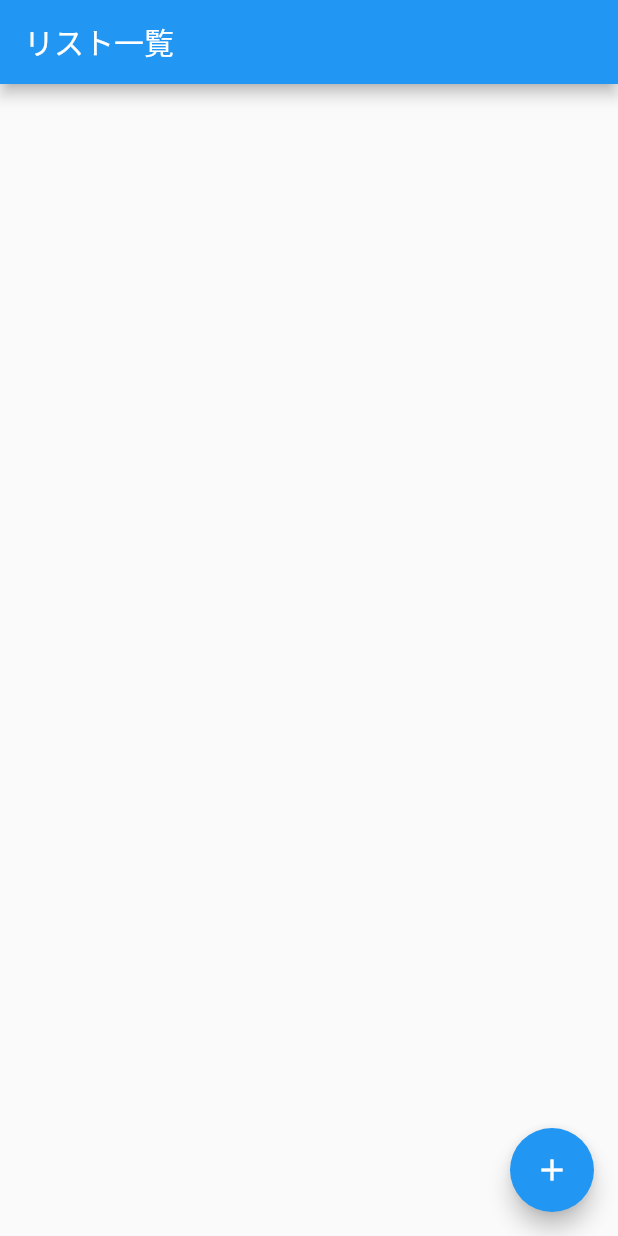
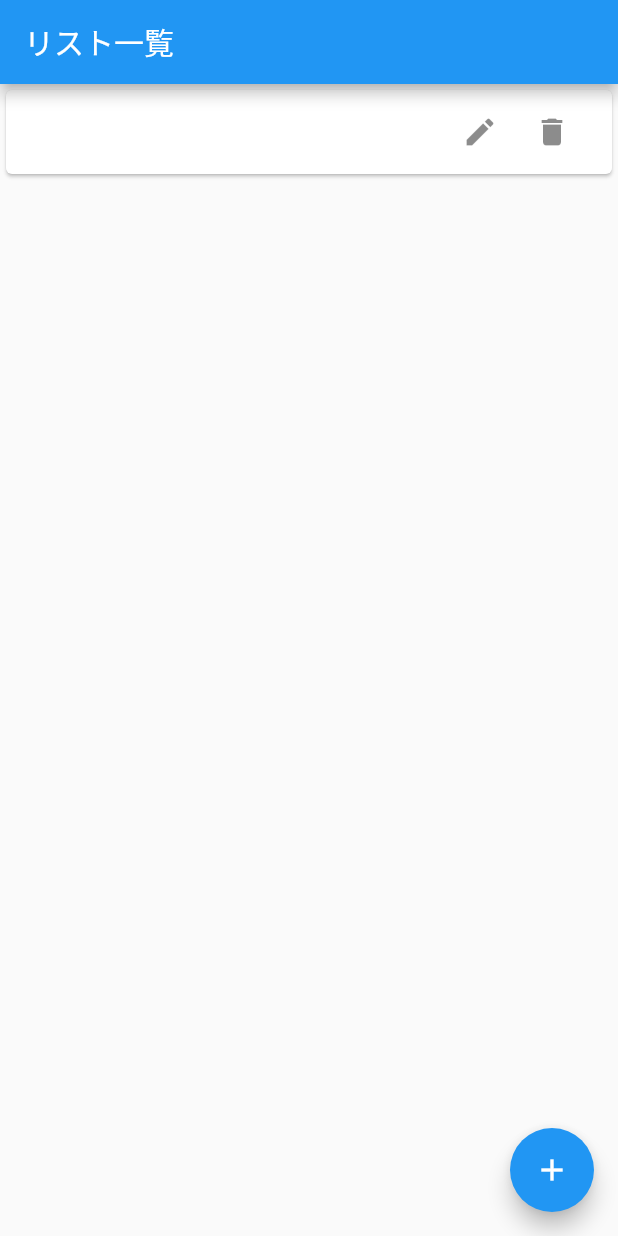
Before and after one commit to TomokiMatsubuchi/TodoApp, a Flutter app: the TodoAddPage screen opened directly, after a tap on "リスト追加", on a phone screen of 412 x 824 dp. Run offline on Flutter 3.47's test engine with Material 3 defaults, Android fonts, the phone set to English and light mode, and no system bars.

```diff
--- /dev/null
+++ b/lib/components/todos/list_content_component.dart
@@ -0,0 +1,34 @@
+import 'package:flutter/material.dart';
+
+class ListContentComponent extends StatelessWidget {
+  final String todo;
+
+  const ListContentComponent({super.key, required this.todo});
+
+  @override
+  Widget build(BuildContext context) {
+    return Card(
+      child: ListTile(
+        title: Text(todo),
+        // 編集ボタンと削除ボタンを追加
+        trailing: Row(
+          mainAxisSize: MainAxisSize.min,
+          children: <Widget>[
+            IconButton(
+              icon: const Icon(Icons.edit),
+              onPressed: () {
+                // 編集ボタンをタップしたときの処理
+              },
+            ),
+            IconButton(
+              icon: const Icon(Icons.delete),
+              onPressed: () {
+                // 削除ボタンをタップしたときの処理
+              },
+            ),
+          ],
+        ),
+      ),
+    );
+  }
+}
--- /dev/null
+++ b/lib/store/todo_list_store.dart
@@ -0,0 +1,12 @@
+import 'package:flutter/foundation.dart';
+
+class TodoListStore extends ChangeNotifier {
+  List<String> _todoList = [];
+
+  List<String> get todoList => _todoList;
+
+  void addTodoList(String todo) {
+    _todoList.add(todo);
+    notifyListeners();
+  }
+}
--- a/lib/views/todo_add_page.dart
+++ b/lib/views/todo_add_page.dart
@@ -1,4 +1,8 @@
 import 'package:flutter/material.dart';
+import 'package:provider/provider.dart';
+
+import '../store/todo_list_store.dart';
+import './todo_list_page.dart';
 
 // リスト追加画面用Widget
 class TodoAddPage extends StatefulWidget {
@@ -16,10 +20,11 @@ class _TodoAddPageState extends State<TodoAddPage> {
     });
   }
 
-  void addTodoListAndPageBack() {
-    // "pop"で前の画面に戻る
-    // "pop"の引数から前の画面にデータを渡す
-    Navigator.of(context).pop(_text);
+  void updateTodoList() {
+    // TodoListStoreの状態を更新する
+    final todoList = Provider.of<TodoListStore>(context, listen: false);
+    todoList.addTodoList(_text);
+    Navigator.of(context).pop();
   }
 
   @override
@@ -56,7 +61,7 @@ class _TodoAddPageState extends State<TodoAddPage> {
                 style: ElevatedButton.styleFrom(
                   backgroundColor: Colors.blue,
                 ),
-                onPressed: addTodoListAndPageBack,
+                onPressed: updateTodoList,
                 child:
                     const Text('リスト追加', style: TextStyle(color: Colors.white)),
               ),
--- a/lib/views/todo_list_page.dart
+++ b/lib/views/todo_list_page.dart
@@ -1,52 +1,34 @@
 import 'package:flutter/material.dart';
+import '../store/todo_list_store.dart';
 import './todo_add_page.dart';
+import '../components/todos/list_content_component.dart';
+import 'package:provider/provider.dart';
 
 // リスト一覧画面用Widget
-class TodoListPage extends StatefulWidget {
-  @override
-  _TodoListPageState createState() => _TodoListPageState();
-}
-
-class _TodoListPageState extends State<TodoListPage> {
-  // Todoリストのデータ
-  List<String> todoList = [];
-
-  void addTodoList(String todo) {
-    setState(() {
-      todoList.add(todo);
-    });
-  }
-
+class TodoListPage extends StatelessWidget {
   @override
   Widget build(BuildContext context) {
     return Scaffold(
       appBar: AppBar(
         title: const Text('リスト一覧'),
       ),
-      body: ListView.builder(
-        itemCount: todoList.length,
-        itemBuilder: (context, index) {
-          return Card(
-            child: ListTile(
-              title: Text(todoList[index]),
-            ),
-          );
-        },
-      ),
+      body: Consumer<TodoListStore>(builder: (context, todoListStore, child) {
+        return ListView.builder(
+          itemCount: todoListStore.todoList.length,
+          itemBuilder: (context, index) {
+            return ListContentComponent(todo: todoListStore.todoList[index]);
+          },
+        );
+      }),
       floatingActionButton: FloatingActionButton(
-        onPressed: () async {
+        onPressed: () {
           // 新規Todo追加画面に遷移
-          // リスト追加画面から渡される値を受け取る
-          final newListText = await Navigator.of(context).push(
+          Navigator.of(context).push(
             MaterialPageRoute(builder: (context) {
               // 遷移先の画面としてリスト追加画面を指定
               return TodoAddPage();
             }),
           );
-          if (newListText != null && newListText.trim().isNotEmpty) {
-            // 空白文字のみの場合も除外
-            addTodoList(newListText as String);
-          }
         },
         child: const Icon(Icons.add),
       ),
--- a/pubspec.yaml
+++ b/pubspec.yaml
@@ -30,10 +30,7 @@ environment:
 dependencies:
   flutter:
     sdk: flutter
-
-
-  # The following adds the Cupertino Icons font to your application.
-  # Use with the CupertinoIcons class for iOS style icons.
+  provider: ^5.0.0
   cupertino_icons: ^1.0.8
 
 dev_dependencies:
```
Also changed, not shown: lib/main.dart (+7 -1 lines), pubspec.lock.
